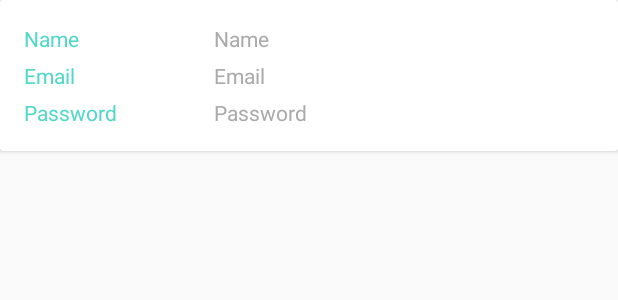
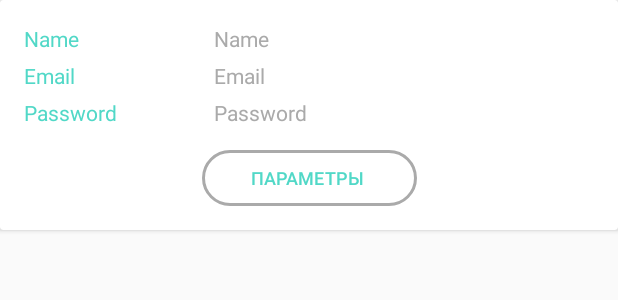
Before and after one commit to Rishat7c/TeacherJournal, an Android app: the layout item_user_recycler.xml on its own in the app's theme, with its tools: preview values and no code run, on a phone screen of 412 x 824 dp. Shown: the top 300 px of the screen. Run offline under Robolectric (Android 15) with nearby library versions, the phone set to English and light mode, and no system bars.

Commit message:
Layout for managing records in the database

```diff
--- /dev/null
+++ b/app/src/main/res/drawable/button_link_setting.xml
@@ -0,0 +1,6 @@
+<?xml version="1.0" encoding="utf-8"?>
+<shape xmlns:android="http://schemas.android.com/apk/res/android">
+    <stroke android:color="@android:color/darker_gray" android:width="2dp"/>
+    <corners android:radius="25dp"/>
+    <padding android:right="0dp" android:left="0dp" android:bottom="0dp" android:top="0dp"/>
+</shape>
--- a/app/src/main/res/layout/item_user_recycler.xml
+++ b/app/src/main/res/layout/item_user_recycler.xml
@@ -76,6 +76,32 @@
                 android:textColor="@android:color/darker_gray" />
         </LinearLayout>
 
+        <LinearLayout
+            android:layout_width="381dp"
+            android:layout_height="37dp"
+            android:layout_marginTop="15dp"
+            android:gravity="center"
+            android:orientation="vertical">
+
+            <Button
+                android:id="@+id/setting"
+                android:layout_width="143dp"
+                android:layout_height="match_parent"
+                android:layout_weight="2"
+                android:background="@drawable/button_link_setting"
+                android:text="Параметры "
+                android:textColor="@color/colorTextHint"
+                android:textSize="12dp" />
+
+            <!--<android.support.v7.widget.AppCompatTextView-->
+            <!--android:id="@+id/textViewPassword"-->
+            <!--android:layout_width="match_parent"-->
+            <!--android:layout_height="wrap_content"-->
+            <!--android:layout_weight="1"-->
+            <!--android:text="@string/hint_password"-->
+            <!--android:textColor="@android:color/darker_gray" />-->
+        </LinearLayout>
+
     </LinearLayout>
 
 </android.support.v7.widget.CardView>
```
Also changed, not shown: app/src/main/res/layout/fragment_list_stud.xml (+12 -2 lines).
